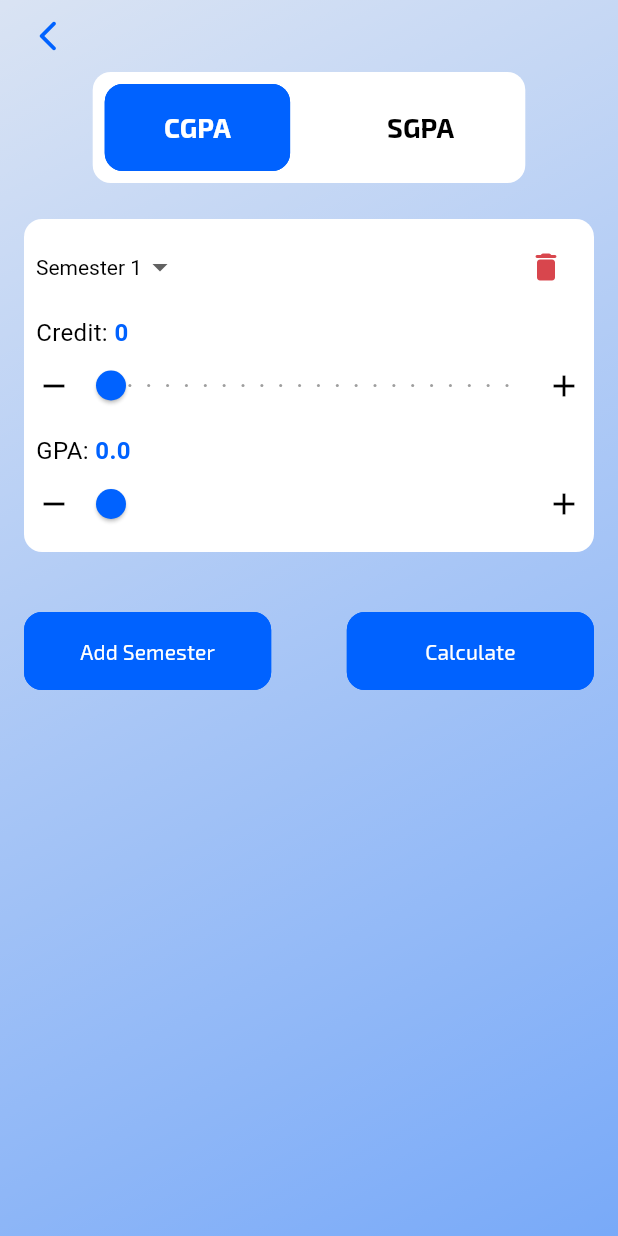
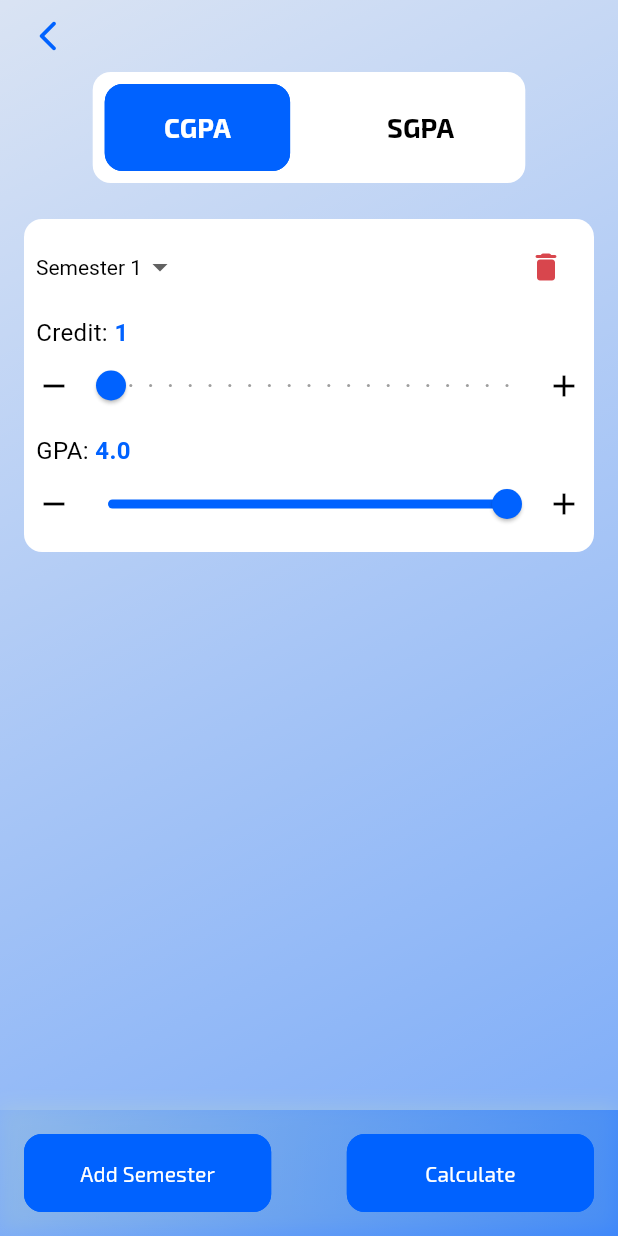
Before and after one commit to Hmmza-tariq/MY-NUST, a Flutter app: the GpaCalculationView screen opened by its route, after a tap on "Add Semester", on a phone screen of 412 x 824 dp. Run offline on Flutter 3.47's test engine with Material 3 defaults, Android fonts, the phone set to English and light mode, and no system bars; our stand-ins replace cached_network_image, confetti, connectivity_plus, custom_refresh_indicator, dio, firebase_core and 11 more; missing offline and left inert: app_version_update, carousel_slider_plus, encrypt_shared_preferences, flutter_email_sender, share_files_and_screenshot_widgets; accounts and stored records are empty; statements that could not run were skipped; project files that could hold a hidden picture were left out.

Commit message:
new version

```diff
--- a/lib/app/controllers/app_update_controller.dart
+++ b/lib/app/controllers/app_update_controller.dart
@@ -1,5 +1,6 @@
 import 'package:app_version_update/app_version_update.dart';
 import 'package:flutter/material.dart';
+import 'package:flutter_dotenv/flutter_dotenv.dart';
 import 'package:get/get.dart';
 import 'package:nust/app/modules/widgets/custom_button.dart';
 import 'package:nust/app/resources/color_manager.dart';
@@ -7,8 +8,8 @@ import 'package:url_launcher/url_launcher.dart';
 
 class AppUpdateController extends GetxController {
   var isUpdateAvailable = false.obs;
-  final appleId = '';
-  final playStoreId = 'com.hexagone.mynust';
+  final appleId = dotenv.env['APP_STORE_ID'];
+  final playStoreId = dotenv.env['PLAY_STORE_ID'];
 
   @override
   void onInit() {
--- a/lib/app/controllers/campus_controller.dart
+++ b/lib/app/controllers/campus_controller.dart
@@ -1,5 +1,6 @@
 import 'package:dio/dio.dart';
 import 'package:flutter/rendering.dart';
+import 'package:flutter_dotenv/flutter_dotenv.dart';
 import 'package:get/get.dart';
 // ignore: library_prefixes
 import 'package:html/parser.dart' as htmlParser;
@@ -8,7 +9,7 @@ import 'package:nust/app/controllers/database_controller.dart';
 
 class CampusController extends GetxController {
   final Dio _dio = Dio();
-  final String baseUrl = 'https://nust.edu.pk';
+  final String baseUrl = dotenv.env['BASE_URL'] ?? '';
   List<String> campuses = [
     'CEME',
     'MCS',
--- a/lib/app/controllers/database_controller.dart
+++ b/lib/app/controllers/database_controller.dart
@@ -2,13 +2,14 @@ import 'dart:convert';
 
 import 'package:encrypt_shared_preferences/provider.dart';
 import 'package:flutter/material.dart';
+import 'package:flutter_dotenv/flutter_dotenv.dart';
 import 'package:get/get.dart';
 
 import '../data/course.dart';
 import '../data/semester.dart';
 
 class DatabaseController extends GetxController {
-  final String key = "1111111111111111";
+  final String key = dotenv.env['DATABASE_KEY'] ?? 'key';
   late EncryptedSharedPreferences sharedPref;
 
   Future<void> initialize() async {
--- a/lib/app/modules/gpa_calculation/views/gpa_calculation_view.dart
+++ b/lib/app/modules/gpa_calculation/views/gpa_calculation_view.dart
@@ -1,7 +1,9 @@
+import 'package:confetti/confetti.dart';
 import 'package:flutter/material.dart';
 import 'package:get/get.dart';
 import 'package:nust/app/modules/widgets/custom_button.dart';
 import '../../../resources/color_manager.dart';
+import '../../widgets/confetti.dart';
 import '../controllers/gpa_calculation_controller.dart';
 
 class GpaCalculationView extends GetView<GpaCalculationController> {
@@ -14,14 +16,12 @@ class GpaCalculationView extends GetView<GpaCalculationController> {
             backgroundColor:
                 controller.themeController.theme.scaffoldBackgroundColor,
             body: SafeArea(
-              child: Container(
+              child: Stack(
+                children: [
+                  Container(
                     decoration: BoxDecoration(
                       gradient: ColorManager.gradientColor,
                     ),
-                child: SingleChildScrollView(
-                  child: SizedBox(
-                    height: Get.height,
-                    width: Get.width,
                     child: Column(
                       children: [
                         Row(
@@ -87,13 +87,70 @@ class GpaCalculationView extends GetView<GpaCalculationController> {
                           ),
                         ),
                         const SizedBox(height: 16),
-                        controller.isCGPA.value
+                        Expanded(
+                          child: SingleChildScrollView(
+                            child: controller.isCGPA.value
                                 ? _buildCGPASection(context)
                                 : _buildSGPASection(context),
+                          ),
+                        ),
                       ],
                     ),
                   ),
+                  if ((controller.isCGPA.value &&
+                          controller.semesters.isNotEmpty) ||
+                      (!controller.isCGPA.value &&
+                          controller.courses.isNotEmpty))
+                    Align(
+                      alignment: Alignment.bottomCenter,
+                      child: _buildBottomButtons(),
                     ),
+                  Align(
+                    alignment: Alignment.center,
+                    child: ConfettiWidget(
+                      confettiController: controller.confettiController,
+                      blastDirectionality: BlastDirectionality.explosive,
+                      minBlastForce: 10,
+                      maxBlastForce: 20,
+                      numberOfParticles: 20,
+                      colors: const [
+                        ColorManager.primary,
+                        ColorManager.secondary,
+                      ],
+                      createParticlePath: drawHexagons,
+                    ),
+                  ),
+                  if ((controller.isCGPA.value &&
+                          controller.semesters.length > 2) ||
+                      (!controller.isCGPA.value &&
+                          controller.courses.length > 2))
+                    Positioned(
+                      bottom: 80,
+                      right: 0,
+                      left: 0,
+                      child: IconButton(
+                        onPressed: () {
+                          controller.scrollController.animateTo(
+                            controller
+                                .scrollController.position.maxScrollExtent,
+                            duration: const Duration(milliseconds: 500),
+                            curve: Curves.easeInOut,
+                          );
+                        },
+                        style: IconButton.styleFrom(
+                          shape: const CircleBorder(),
+                          backgroundColor:
+                              ColorManager.primary.withOpacity(0.4),
+                          // fixedSize: const Size(32, 32)
+                        ),
+                        icon: Icon(
+                          Icons.arrow_downward_rounded,
+                          color: ColorManager.white.withOpacity(0.6),
+                          size: 24,
+                        ),
+                      ),
+                    ),
+                ],
               ),
             ),
           )),
@@ -132,6 +189,7 @@ class GpaCalculationView extends GetView<GpaCalculationController> {
             )
           : ListView.builder(
               itemCount: controller.semesters.length,
+              controller: controller.scrollController,
               itemBuilder: (context, index) {
                 return _buildSemesterItem(index);
               },
@@ -171,6 +229,7 @@ class GpaCalculationView extends GetView<GpaCalculationController> {
             )
           : ListView.builder(
               itemCount: controller.courses.length,
+              controller: controller.scrollController,
               itemBuilder: (context, index) {
                 return _buildCourseItem(index);
               },
@@ -199,7 +258,8 @@ class GpaCalculationView extends GetView<GpaCalculationController> {
                 ],
               )),
         ),
-        if (index == controller.semesters.length - 1) _buildAddSemesterButton(),
+        if (index == controller.semesters.length - 1)
+          const SizedBox(height: 100),
       ],
     );
   }
@@ -225,7 +285,7 @@ class GpaCalculationView extends GetView<GpaCalculationController> {
                 ],
               )),
         ),
-        if (index == controller.courses.length - 1) _buildAddCourseButton(),
+        if (index == controller.courses.length - 1) const SizedBox(height: 100),
       ],
     );
   }
@@ -301,7 +361,7 @@ class GpaCalculationView extends GetView<GpaCalculationController> {
           children: [
             InkWell(
               onTap: () {
-                if (controller.semesters[index].value.credit > 0) {
+                if (controller.semesters[index].value.credit > 1) {
                   controller.semesters[index].update((semester) {
                     semester?.credit--;
                   });
@@ -317,9 +377,9 @@ class GpaCalculationView extends GetView<GpaCalculationController> {
             Expanded(
               child: Slider(
                 value: controller.semesters[index].value.credit.toDouble(),
-                min: 0,
+                min: 1,
                 max: 21,
-                divisions: 21,
+                divisions: 20,
                 label: controller.semesters[index].value.credit.toString(),
                 onChanged: (value) {
                   controller.semesters[index].update((semester) {
@@ -379,7 +439,7 @@ class GpaCalculationView extends GetView<GpaCalculationController> {
           children: [
             InkWell(
               onTap: () {
-                if (controller.semesters[index].value.gpa > 0) {
+                if (controller.semesters[index].value.gpa > .01) {
                   controller.semesters[index].update((semester) {
                     semester?.gpa -= 0.01;
                     semester?.gpa =
@@ -397,13 +457,13 @@ class GpaCalculationView extends GetView<GpaCalculationController> {
             Expanded(
               child: Slider(
                 value: controller.semesters[index].value.gpa,
-                min: 0,
+                min: 0.01,
                 max: 4,
-                divisions: 400,
+                divisions: 399,
                 label: controller.semesters[index].value.gpa.toString(),
                 onChanged: (value) {
                   controller.semesters[index].update((semester) {
-                    semester?.gpa = value;
+                    semester?.gpa = double.parse(value.toStringAsFixed(2));
                   });
                   controller.saveSemesters();
                 },
@@ -432,33 +492,6 @@ class GpaCalculationView extends GetView<GpaCalculationController> {
     );
   }
 
-  Widget _buildAddSemesterButton() {
-    return Padding(
-      padding: const EdgeInsets.symmetric(horizontal: 16.0, vertical: 32),
-      child: Row(
-        children: [
-          CustomButton(
-            title: "Add Semester",
-            color: ColorManager.primary,
-            textColor: ColorManager.white,
-            widthFactor: 0.4,
-            isBold: false,
-            onPressed: controller.addSemester,
-          ),
-          const Spacer(),
-          CustomButton(
-            title: "Calculate",
-            color: ColorManager.primary,
-            textColor: ColorManager.white,
-            widthFactor: 0.4,
-            isBold: false,
-            onPressed: controller.calculateCGPA,
-          ),
-        ],
-      ),
-    );
-  }
-
   Widget _buildCourseNameField(int index) {
     return Row(
       children: [
@@ -476,9 +509,9 @@ class GpaCalculationView extends GetView<GpaCalculationController> {
                 color: controller
                     .themeController.theme.appBarTheme.titleTextStyle?.color,
               ),
-              border: OutlineInputBorder(
-                borderRadius: BorderRadius.circular(12),
-              ),
+              border: InputBorder.none,
+              enabledBorder: InputBorder.none,
+              focusedBorder: InputBorder.none,
             ),
             onChanged: (value) {
               controller.courses[index].update((course) {
@@ -532,7 +565,7 @@ class GpaCalculationView extends GetView<GpaCalculationController> {
           children: [
             InkWell(
               onTap: () {
-                if (controller.courses[index].value.credit > 0) {
+                if (controller.courses[index].value.credit > 1) {
                   controller.courses[index].update((course) {
                     course?.credit--;
                   });
@@ -548,9 +581,9 @@ class GpaCalculationView extends GetView<GpaCalculationController> {
             Expanded(
               child: Slider(
                 value: controller.courses[index].value.credit.toDouble(),
-                min: 0,
+                min: 1,
                 max: 6,
-                divisions: 6,
+                divisions: 5,
                 label: controller.courses[index].value.credit.toString(),
                 onChanged: (value) {
                   controller.courses[index].update((course) {
@@ -657,20 +690,32 @@ class GpaCalculationView extends GetView<GpaCalculationController> {
     );
   }
 
-  Widget _buildAddCourseButton() {
-    return Padding(
-      padding: const EdgeInsets.symmetric(horizontal: 16.0, vertical: 32),
+  Widget _buildBottomButtons() {
+    return Container(
+      padding: const EdgeInsets.all(16.0),
+      decoration: BoxDecoration(
+        gradient: ColorManager.gradientColor,
+        boxShadow: [
+          BoxShadow(
+            color: controller.themeController.isDarkMode.value
+                ? ColorManager.transparent
+                : ColorManager.shadow,
+            blurRadius: 10,
+            offset: const Offset(0, -3),
+          ),
+        ],
+      ),
       child: Row(
         children: [
           CustomButton(
-            title: "Add Course",
+            title: controller.isCGPA.value ? "Add Semester" : "Add Course",
             color: ColorManager.primary,
             textColor: ColorManager.white,
             widthFactor: 0.4,
             isBold: false,
-            onPressed: () {
-              controller.addCourse();
-            },
+            onPressed: controller.isCGPA.value
+                ? controller.addSemester
+                : controller.addCourse,
           ),
           const Spacer(),
           CustomButton(
@@ -679,7 +724,9 @@ class GpaCalculationView extends GetView<GpaCalculationController> {
             textColor: ColorManager.white,
             widthFactor: 0.4,
             isBold: false,
-            onPressed: controller.calculateSGPA,
+            onPressed: controller.isCGPA.value
+                ? controller.calculateCGPA
+                : controller.calculateSGPA,
           ),
         ],
       ),
--- a/lib/main.dart
+++ b/lib/main.dart
@@ -1,6 +1,7 @@
 import 'package:firebase_core/firebase_core.dart';
 import 'package:flutter/gestures.dart';
 import 'package:flutter/material.dart';
+import 'package:flutter_dotenv/flutter_dotenv.dart';
 import 'package:get/get.dart';
 import 'package:nust/app/controllers/app_update_controller.dart';
 import 'package:nust/app/controllers/authentication_controller.dart';
@@ -18,6 +19,7 @@ void main() async {
 
   await Firebase.initializeApp(options: DefaultFirebaseOptions.currentPlatform);
   await NotificationsService().initNotifications();
+  await dotenv.load(fileName: ".env");
 
   DatabaseController databaseController = Get.put(DatabaseController());
   await databaseController.initialize();
--- a/pubspec.yaml
+++ b/pubspec.yaml
@@ -32,7 +32,10 @@ dependencies:
   local_auth: ^2.3.0
   encrypt_shared_preferences: ^0.7.5
   share_plus: ^10.0.1
-  dotenv: ^4.2.0
+  confetti: ^0.7.0
+  share_files_and_screenshot_widgets: ^1.0.6
+  flutter_dotenv: ^5.1.0
+  fl_chart: ^0.68.0
 
 
 dev_dependencies:
@@ -47,6 +50,7 @@ flutter:
      - assets/images/
      - assets/icons/
      - assets/lottie/
+     - .env
 
 flutter_native_splash:
   color: '#ffffff'
```
Also changed, not shown: lib/app/modules/gpa_calculation/controllers/gpa_calculation_controller.dart (+260 -20 lines), lib/app/modules/widgets/confetti.dart (added, +26 -0 lines), pubspec.lock, 2 other files. Lines whose indentation alone changed are shown as unchanged.
